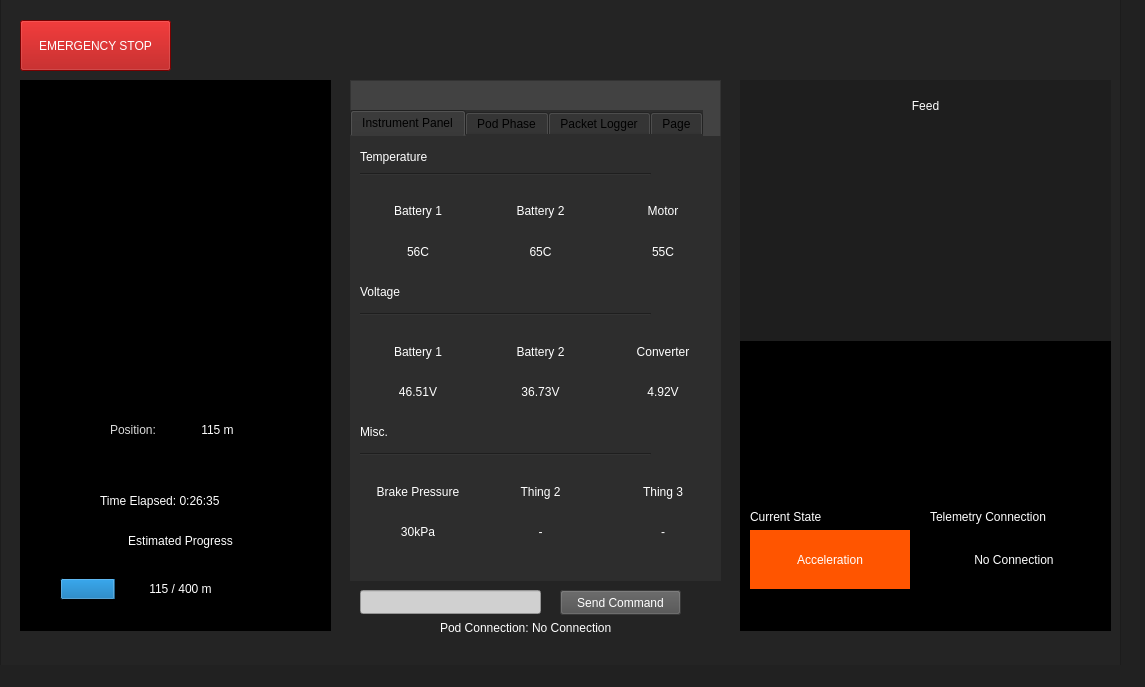
Qt form GUI/AlbertaLoop_UI.ui (albertaloop/T_SWE_2022_2023) before a commit.
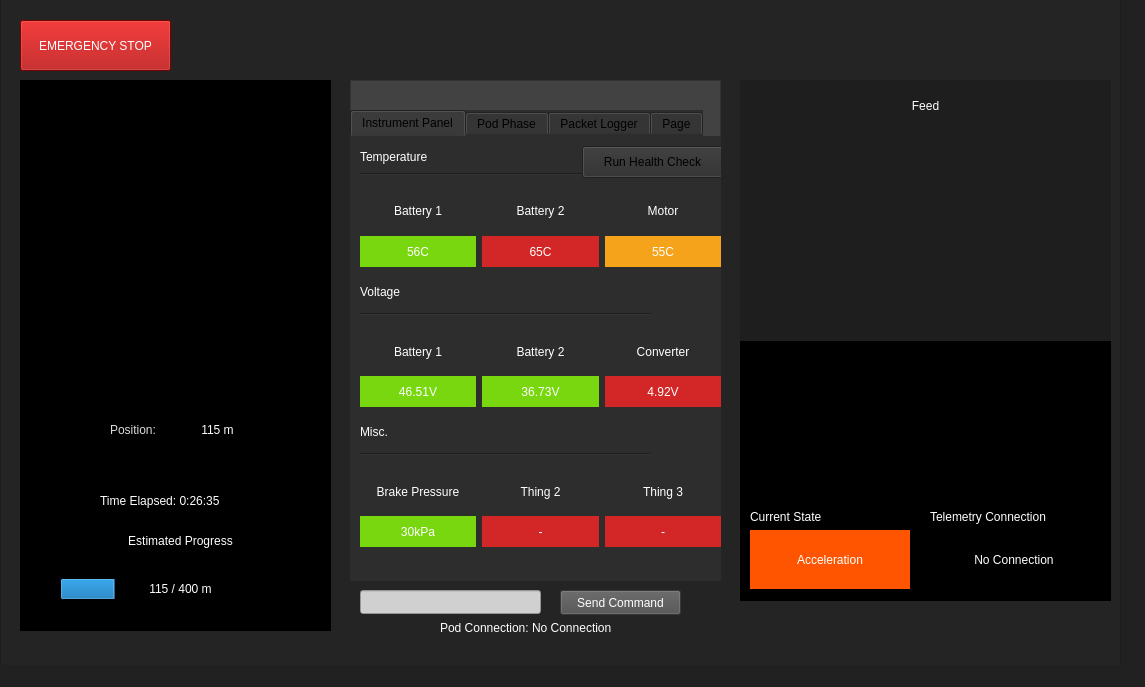
The same form after that commit. The open tabs and pages were chosen to show the change. Icons and pictures are not drawn.

Commit message: add Color coded values for sensor readings, Tabbed camera display, Having health check button to conduct automated health check, Time elapsed label

Diff of the .ui file:
```diff
--- a/GUI/AlbertaLoop_UI.ui
+++ b/GUI/AlbertaLoop_UI.ui
@@ -362,7 +362,8 @@
          <item>
           <widget class="QLabel" name="battery_1_temp">
            <property name="styleSheet">
-            <string notr="true">color: rgb(255, 255, 255);</string>
+            <string notr="true">color: rgb(255, 255, 255);
+background-color: rgb(121, 215, 15);</string>
            </property>
            <property name="text">
             <string>56C</string>
@@ -375,7 +376,8 @@
          <item>
           <widget class="QLabel" name="battery_2_temp">
            <property name="styleSheet">
-            <string notr="true">color: rgb(255, 255, 255);</string>
+            <string notr="true">color: rgb(255, 255, 255);
+background-color: rgb(211, 38, 38);</string>
            </property>
            <property name="text">
             <string>65C</string>
@@ -388,7 +390,8 @@
          <item>
           <widget class="QLabel" name="motor_temp">
            <property name="styleSheet">
-            <string notr="true">color: rgb(255, 255, 255);</string>
+            <string notr="true">color: rgb(255, 255, 255);
+background-color: rgb(245, 163, 26);</string>
            </property>
            <property name="text">
             <string>55C</string>
@@ -487,7 +490,8 @@
          <item>
           <widget class="QLabel" name="bat_1_volt">
            <property name="styleSheet">
-            <string notr="true">color: rgb(255, 255, 255);</string>
+            <string notr="true">color: rgb(255, 255, 255);
+background-color: rgb(121, 215, 15);</string>
            </property>
            <property name="text">
             <string>46.51V</string>
@@ -500,7 +504,8 @@
          <item>
           <widget class="QLabel" name="bat_2_volt">
            <property name="styleSheet">
-            <string notr="true">color: rgb(255, 255, 255);</string>
+            <string notr="true">color: rgb(255, 255, 255);
+background-color: rgb(121, 215, 15);</string>
            </property>
            <property name="text">
             <string>36.73V</string>
@@ -513,7 +518,10 @@
          <item>
           <widget class="QLabel" name="conv_volt">
            <property name="styleSheet">
-            <string notr="true">color: rgb(255, 255, 255);</string>
+            <string notr="true">color: rgb(255, 255, 255);
+background-color: rgb(211, 38, 38);
+
+</string>
            </property>
            <property name="text">
             <string>4.92V</string>
@@ -625,7 +633,8 @@
          <item>
           <widget class="QLabel" name="brake_pressure">
            <property name="styleSheet">
-            <string notr="true">color: rgb(255, 255, 255);</string>
+            <string notr="true">color: rgb(255, 255, 255);
+background-color: rgb(121, 215, 15);</string>
            </property>
            <property name="text">
             <string>30kPa</string>
@@ -638,7 +647,8 @@
          <item>
           <widget class="QLabel" name="thing_2">
            <property name="styleSheet">
-            <string notr="true">color: rgb(255, 255, 255);</string>
+            <string notr="true">color: rgb(255, 255, 255);
+background-color: rgb(211, 38, 38);</string>
            </property>
            <property name="text">
             <string>-</string>
@@ -651,7 +661,8 @@
          <item>
           <widget class="QLabel" name="thing_3">
            <property name="styleSheet">
-            <string notr="true">color: rgb(255, 255, 255);</string>
+            <string notr="true">color: rgb(255, 255, 255);
+background-color: rgb(211, 38, 38);</string>
            </property>
            <property name="text">
             <string>-</string>
@@ -676,6 +687,19 @@
          <enum>Qt::Horizontal</enum>
         </property>
        </widget>
+       <widget class="QPushButton" name="pushButton">
+        <property name="geometry">
+         <rect>
+          <x>232</x>
+          <y>10</y>
+          <width>141</width>
+          <height>32</height>
+         </rect>
+        </property>
+        <property name="text">
+         <string>Run Health Check</string>
+        </property>
+       </widget>
       </widget>
       <widget class="QWidget" name="tab_2">
        <attribute name="title">
@@ -1083,7 +1107,7 @@
        <x>740</x>
        <y>110</y>
        <width>371</width>
-       <height>551</height>
+       <height>521</height>
       </rect>
      </property>
      <property name="font">
```
Left out of the diff: 12 changed lines with no effect on the pictures.
